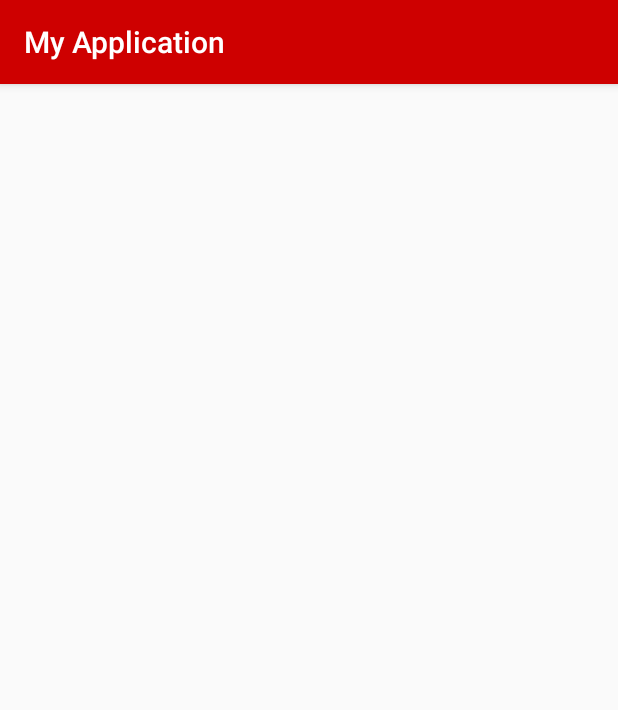
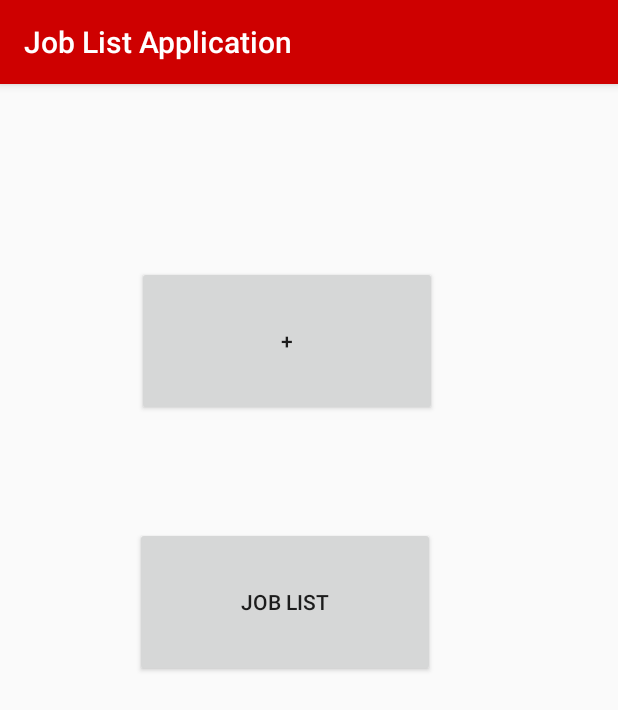
Before and after one commit to maxmehtomaa/choicelyjob, an Android app: the screen it shows after launch (ListActivity before the commit, PointsActivity after it), on a phone screen of 412 x 824 dp. Shown: the top 710 px of the screen. Run offline under Robolectric (Android 15) with nearby library versions, the phone set to English and light mode, and no system bars; libraries missing offline, so code that uses them is left out: io.realm; 8 statements that could not run were skipped.

Commit message:
Created new class

```diff
--- a/app/src/main/java/com/choicely/myapplication/RecyclerViewAdapter.java
+++ b/app/src/main/java/com/choicely/myapplication/JobAdapter.java
@@ -1,11 +1,8 @@
 package com.choicely.myapplication;
 
 import android.app.Activity;
-import android.app.ActivityOptions;
 import android.content.Context;
 import android.content.Intent;
-import android.net.Uri;
-import android.os.Bundle;
 import android.util.Log;
 import android.view.LayoutInflater;
 import android.view.View;
@@ -26,13 +23,13 @@ import androidx.core.app.ActivityOptionsCompat;
 import androidx.core.view.ViewCompat;
 import androidx.recyclerview.widget.RecyclerView;
 
-public class RecyclerViewAdapter extends RecyclerView.Adapter<RecyclerViewAdapter.ViewHolder> {
+public class JobAdapter extends RecyclerView.Adapter<JobAdapter.ViewHolder> {
 
-    private static final String TAG = "RecyclerViewAdapter";
+    private static final String TAG = "JobAdapter";
     private final List<Job> jobs = new ArrayList<>();
     private final WeakReference<Activity> weakActivity;
 
-    public RecyclerViewAdapter(Activity act) {
+    public JobAdapter(Activity act) {
         weakActivity = new WeakReference<>(act);
     }
 
--- a/app/src/main/java/com/choicely/myapplication/LaunchActivity.java
+++ /dev/null
@@ -1,5 +0,0 @@
-package com.choicely.myapplication;
-
-public class LaunchActivity {
-
-}
--- a/app/src/main/java/com/choicely/myapplication/ListActivity.java
+++ b/app/src/main/java/com/choicely/myapplication/ListActivity.java
@@ -1,23 +1,17 @@
 package com.choicely.myapplication;
 
 import androidx.appcompat.app.AppCompatActivity;
-import androidx.core.app.ActivityCompat;
-import androidx.core.app.ActivityOptionsCompat;
 import androidx.recyclerview.widget.LinearLayoutManager;
 import androidx.recyclerview.widget.RecyclerView;
 import io.realm.Realm;
-import io.realm.RealmConfiguration;
 import okhttp3.Call;
 import okhttp3.Callback;
 import okhttp3.OkHttpClient;
 import okhttp3.Request;
 import okhttp3.Response;
 
-import android.app.ActivityOptions;
-import android.content.Intent;
 import android.os.Bundle;
 import android.util.Log;
-import android.view.View;
 
 import org.json.JSONArray;
 import org.json.JSONException;
@@ -31,7 +25,7 @@ public class ListActivity extends AppCompatActivity {
     private static final String TAG = "ListActivity";
     private OkHttpClient client = new OkHttpClient();
     private RecyclerView recyclerView;
-    private RecyclerViewAdapter adapter;
+    private JobAdapter adapter;
     private RecyclerView.LayoutManager layoutManager;
     private String url = "http://qvik.fi/mobilesystems/jobs2017.json";
 
@@ -40,15 +34,10 @@ public class ListActivity extends AppCompatActivity {
     @Override
     protected void onCreate(Bundle savedInstanceState) {
         super.onCreate(savedInstanceState);
-        Realm.init(this);
-        RealmConfiguration config = new RealmConfiguration
-                .Builder()
-                .deleteRealmIfMigrationNeeded()
-                .build();
-        Realm.setDefaultConfiguration(config);
+
 
         realm = Realm.getDefaultInstance();
-        setContentView(R.layout.activity_main);
+        setContentView(R.layout.activity_list);
 
         recyclerView = findViewById(R.id.recyclerView);
 
@@ -56,7 +45,7 @@ public class ListActivity extends AppCompatActivity {
         recyclerView.setLayoutManager(layoutManager);
         recyclerView.setHasFixedSize(true);
 
-        adapter = new RecyclerViewAdapter(this);
+        adapter = new JobAdapter(this);
         recyclerView.setAdapter(adapter);
         adapter.notifyDataSetChanged();
 
--- /dev/null
+++ b/app/src/main/java/com/choicely/myapplication/Point.java
@@ -0,0 +1,18 @@
+package com.choicely.myapplication;
+
+import io.realm.RealmObject;
+
+public class Point extends RealmObject {
+    private int points;
+
+    public int getPoints() {
+        return points;
+    }
+
+    public void setPoints(int points) {
+        this.points = points;
+    }
+
+
+
+}
--- /dev/null
+++ b/app/src/main/java/com/choicely/myapplication/PointsActivity.java
@@ -0,0 +1,87 @@
+package com.choicely.myapplication;
+
+import android.content.Intent;
+import android.os.Bundle;
+import android.widget.Button;
+import android.widget.TextView;
+
+import java.util.List;
+
+import androidx.annotation.Nullable;
+import androidx.appcompat.app.AppCompatActivity;
+import io.realm.Realm;
+import io.realm.RealmConfiguration;
+
+public class PointsActivity extends AppCompatActivity {
+
+    private Button increaseButton;
+    private String stringValue;
+    private int value = 0;
+    private Realm realm;
+    private Button listButton;
+    private TextView textView;
+
+
+    @Override
+    protected void onCreate(@Nullable Bundle savedInstanceState) {
+        super.onCreate(savedInstanceState);
+        setContentView(R.layout.activity_points);
+
+        textView = findViewById(R.id.points_view);
+        Realm.init(this);
+        RealmConfiguration config = new RealmConfiguration
+                .Builder()
+                .deleteRealmIfMigrationNeeded()
+                .build();
+        Realm.setDefaultConfiguration(config);
+        realm = Realm.getDefaultInstance();
+
+        increaseButton = findViewById(R.id.increase_button);
+        increaseButton.setText("+");
+
+        listButton = findViewById(R.id.list_button);
+        listButton.setText("Job List");
+
+        increaseButton.setOnClickListener(v -> {
+            value++;
+            stringValue = Integer.toString(value);
+            textView.setText("Points: " + stringValue);
+        });
+
+        listButton.setOnClickListener(v -> {
+            Intent intent = new Intent(getApplicationContext(), ListActivity.class);
+            startActivity(intent);
+        });
+
+        createObject();
+    }
+
+    private Point getPointsFromRealm() {
+        Point point = realm.where(Point.class)
+                .findFirst();
+        return point;
+    }
+
+    public void createObject() {
+        realm.beginTransaction();
+
+
+        Point point = realm.where(Point.class)
+                .findFirst();
+
+        if (point == null) {
+            point = new Point();
+            point.setPoints(0);
+            realm.copyToRealmOrUpdate(point);
+        }
+
+        realm.commitTransaction();
+    }
+
+    @Override
+    protected void onDestroy() {
+        super.onDestroy();
+        realm.close();
+    }
+
+}
--- /dev/null
+++ b/app/src/main/res/layout/activity_points.xml
@@ -0,0 +1,37 @@
+<?xml version="1.0" encoding="utf-8"?>
+<RelativeLayout xmlns:android="http://schemas.android.com/apk/res/android"
+    xmlns:tools="http://schemas.android.com/tools"
+    android:layout_width="match_parent"
+    android:layout_height="match_parent"
+    android:orientation="vertical">
+
+    <TextView
+        android:layout_width="match_parent"
+        android:id="@+id/points_view"
+        android:layout_height="63dp"
+        android:layout_marginStart="0dp"
+        android:layout_marginTop="4dp"
+        android:textSize="30sp"
+        tools:text="0" />
+
+    <Button
+        android:id="@+id/increase_button"
+        android:layout_width="200dp"
+        android:layout_height="100dp"
+        android:layout_alignParentStart="true"
+        android:layout_alignParentTop="true"
+        android:layout_marginStart="91dp"
+        android:layout_marginTop="121dp"
+        tools:text="+" />
+
+    <Button
+        android:id="@+id/list_button"
+        android:layout_width="200dp"
+        android:layout_height="100dp"
+        android:layout_alignStart="@+id/increase_button"
+        android:layout_alignParentTop="true"
+        android:layout_marginStart="-1dp"
+        android:layout_marginTop="295dp"
+        tools:text="Job List" />
+
+</RelativeLayout>
--- a/app/src/main/res/values/strings.xml
+++ b/app/src/main/res/values/strings.xml
@@ -1,3 +1,3 @@
 <resources>
-    <string name="app_name">My Application</string>
+    <string name="app_name">Job List Application</string>
 </resources>
```
Also changed, not shown: app/src/main/AndroidManifest.xml (+14 -5 lines), app/src/main/res/layout/activity_list.xml (renamed from app/src/main/res/layout/activity_main.xml).
